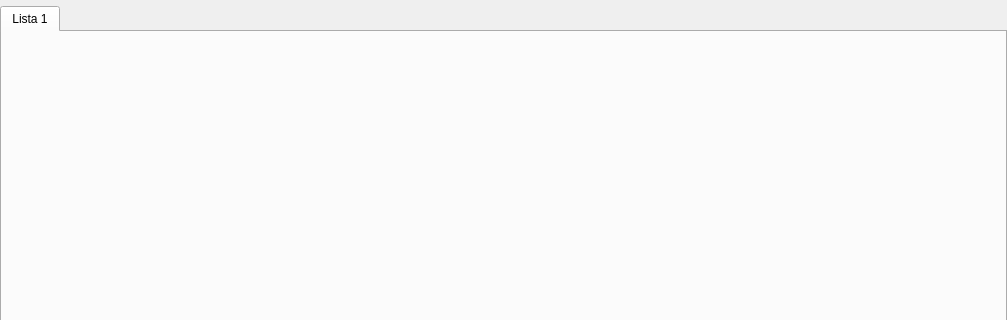
First picture: the form in bin/uis/uiSubwindow.ui, repository rodrigosge20/teste_vertesis, before the edit; both pictures show x 0 to 1007 and y 0 to 320 of the 1007 by 575 pixel window.
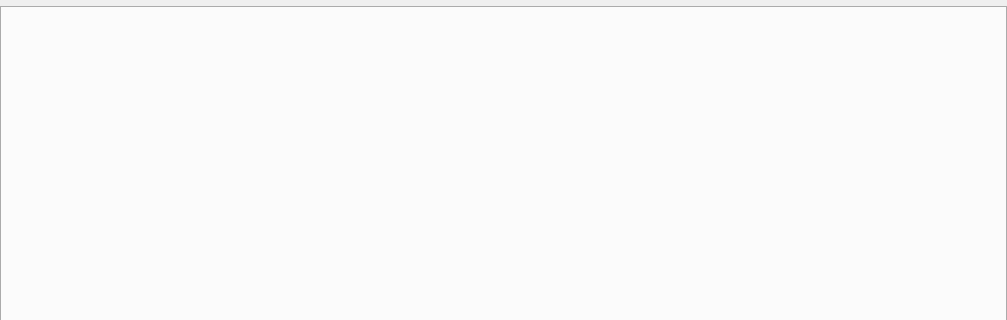
Second picture: the form after the edit.

```diff
--- a/bin/uis/uiSubwindow.ui
+++ b/bin/uis/uiSubwindow.ui
@@ -46,12 +46,6 @@
      <property name="usesScrollButtons">
       <bool>true</bool>
      </property>
-     <widget class="QWidget" name="tabLista">
-      <attribute name="title">
-       <string>Lista 1</string>
-      </attribute>
-      <layout class="QVBoxLayout" name="verticalLayoutMan"/>
-     </widget>
     </widget>
    </item>
   </layout>
```
Left out of the diff: 4 changed lines with no effect on the pictures.
